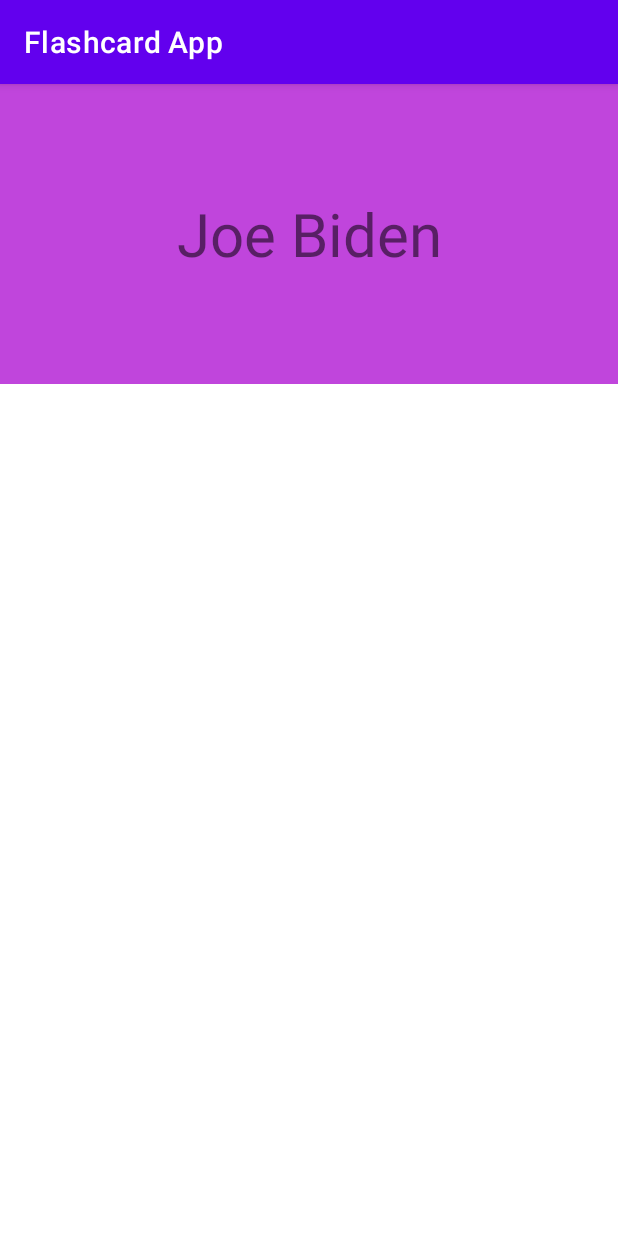
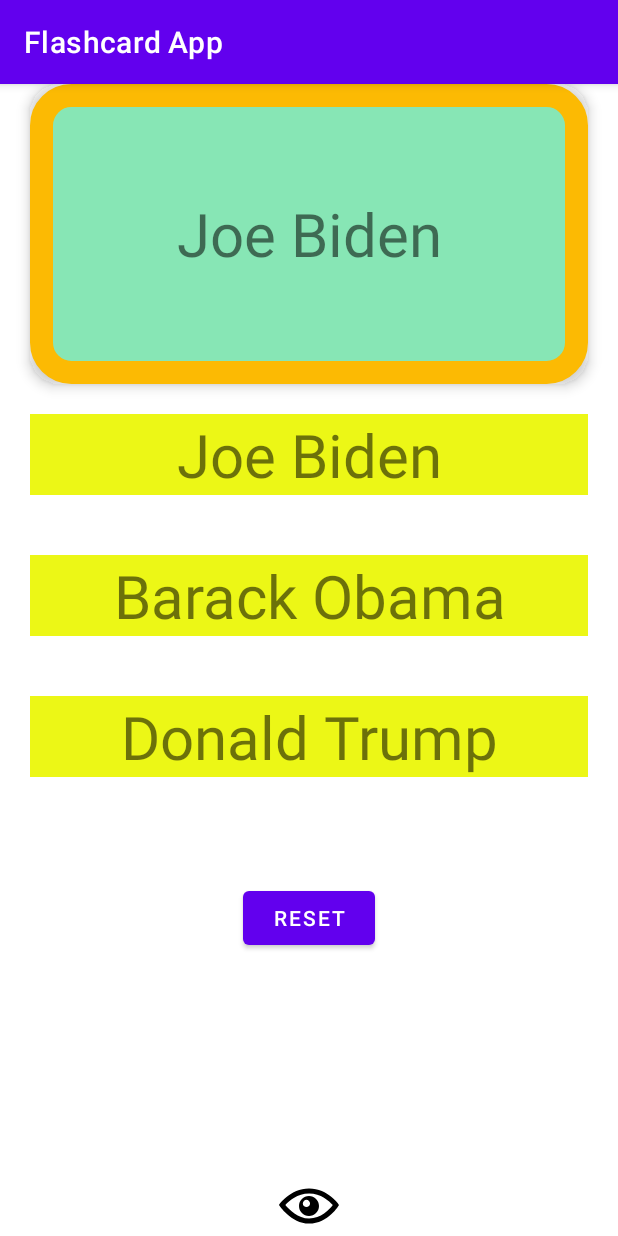
Before and after one commit to collindang88/FlashcardApp, an Android app: the screen it shows after launch (MainActivity), after a tap on "Who is the president of the United State", on a phone screen of 412 x 824 dp. Run offline under Robolectric (Android 15) with nearby library versions, the phone set to English and light mode, and no system bars.

Commit message:
finished extra credit

```diff
--- a/app/src/main/java/com/example/flashcardapp/MainActivity.java
+++ b/app/src/main/java/com/example/flashcardapp/MainActivity.java
@@ -4,6 +4,9 @@
 
 import android.os.Bundle;
 import android.view.View;
+import android.widget.Button;
+import android.widget.ImageView;
+import android.widget.TextView;
 
 public class MainActivity extends AppCompatActivity {
 
@@ -12,14 +15,91 @@
         super.onCreate(savedInstanceState);
         setContentView(R.layout.activity_main);
 
+        TextView flashcard = findViewById(R.id.flashcard_question);
+        TextView answer1 = findViewById(R.id.answer1);
+        TextView answer2 = findViewById(R.id.answer2);
+        TextView answer3 = findViewById(R.id.answer3);
+        ImageView eyeToggle = findViewById(R.id.eyeToggle);
+        Button resetButton = findViewById(R.id.resetButton);
+
+        final boolean[] showAnswers = {true};
+        final boolean[] flipped = {false};
+
+        answer1.setOnClickListener(new View.OnClickListener() {
+            @Override
+            public void onClick(View v) {
+                answer1.setBackgroundColor(getResources().getColor(R.color.green, null));
+            }
+        });
+        answer2.setOnClickListener(new View.OnClickListener() {
+            @Override
+            public void onClick(View v) {
+                answer1.setBackgroundColor(getResources().getColor(R.color.green, null));
+                answer2.setBackgroundColor(getResources().getColor(R.color.red, null));
+            }
+        });
+        answer3.setOnClickListener(new View.OnClickListener() {
+            @Override
+            public void onClick(View v) {
+                answer1.setBackgroundColor(getResources().getColor(R.color.green, null));
+                answer3.setBackgroundColor(getResources().getColor(R.color.red, null));
+            }
+        });
+
+        resetButton.setOnClickListener(new View.OnClickListener() {
+            @Override
+            public void onClick(View v) {
+                answer1.setBackgroundColor(getResources().getColor(R.color.yellow, null));
+                answer2.setBackgroundColor(getResources().getColor(R.color.yellow, null));
+                answer3.setBackgroundColor(getResources().getColor(R.color.yellow, null));
+                flashcard.setText("Who is the president of the United States?");
+                flipped[0] = false;
+            }
+        });
+
+        eyeToggle.setOnClickListener(new View.OnClickListener() {
+            @Override
+            public void onClick(View v) {
+
+                if (showAnswers[0]) {
+                    showAnswers[0] = false;
+                    // hide em all and switch to close eye
+                    answer1.setVisibility(View.INVISIBLE);
+                    answer2.setVisibility(View.INVISIBLE);
+                    answer3.setVisibility(View.INVISIBLE);
+                    eyeToggle.setImageResource(R.drawable.closeeye);
+
+                } else {
+                    showAnswers[0] = true;
+                    // show em all and switch to open eye
+                    answer1.setVisibility(View.VISIBLE);
+                    answer2.setVisibility(View.VISIBLE);
+                    answer3.setVisibility(View.VISIBLE);
+                    eyeToggle.setImageResource(R.drawable.openeye);
+                }
+            }
+        });
+
+
+
+
+
         findViewById(R.id.flashcard_question).setOnClickListener(new View.OnClickListener() {
             @Override
             public void onClick(View v) {
-                findViewById(R.id.flashcard_answer).setVisibility(View.VISIBLE);
-                findViewById(R.id.flashcard_question).setVisibility(View.INVISIBLE);
+                // findViewById(R.id.flashcard_answer).setVisibility(View.VISIBLE);
+                // findViewById(R.id.flashcard_question).setVisibility(View.INVISIBLE);
+                if (!flipped[0]) {
+                    flashcard.setText("Joe Biden");
+                    flipped[0] = true;
+                } else {
+                    flashcard.setText("Who is the president of the United States?");
+                    flipped[0] = false;
+                }
             }
         });
 
+        /*
         findViewById(R.id.flashcard_answer).setOnClickListener(new View.OnClickListener() {
             @Override
             public void onClick(View v) {
@@ -27,5 +107,6 @@
                 findViewById(R.id.flashcard_question).setVisibility(View.VISIBLE);
             }
         });
+        */
     }
 }
--- /dev/null
+++ b/app/src/main/res/drawable/card_background.xml
@@ -0,0 +1,10 @@
+<?xml version="1.0" encoding="utf-8"?>
+<shape xmlns:android="http://schemas.android.com/apk/res/android"
+    android:shape="rectangle">
+    <corners android:radius="10dp" />
+    <stroke android:color="#000000" android:width="6dp" />
+    <solid android:color="#ffffff" />
+    <corners android:radius="20dp" />
+    <stroke android:color="#fcba03" android:width="15dp" />
+    <solid android:color="#87e6b5" />
+</shape>
--- /dev/null
+++ b/app/src/main/res/drawable/closeeye.xml
@@ -0,0 +1,9 @@
+<vector xmlns:android="http://schemas.android.com/apk/res/android"
+    android:width="24dp"
+    android:height="24dp"
+    android:viewportWidth="24"
+    android:viewportHeight="24">
+  <path
+      android:fillColor="#FF000000"
+      android:pathData="M19.604,2.562l-3.346,3.137c-1.27,-0.428 -2.686,-0.699 -4.243,-0.699 -7.569,0 -12.015,6.551 -12.015,6.551s1.928,2.951 5.146,5.138l-2.911,2.909 1.414,1.414 17.37,-17.035 -1.415,-1.415zM13.588,8.341c-3.288,-1.453 -6.681,1.908 -5.265,5.206l-1.726,1.707c-1.814,-1.16 -3.225,-2.65 -4.06,-3.66 1.493,-1.648 4.817,-4.594 9.478,-4.594 0.927,0 1.796,0.119 2.61,0.315l-1.037,1.026zM10.705,15.772l5.09,-4.993c1.017,3.111 -2.003,6.067 -5.09,4.993zM24,11.551s-4.252,7.449 -11.985,7.449c-1.379,0 -2.662,-0.291 -3.851,-0.737l1.614,-1.583c0.715,0.193 1.458,0.32 2.237,0.32 4.791,0 8.104,-3.527 9.504,-5.364 -0.729,-0.822 -1.956,-1.99 -3.587,-2.952l1.489,-1.46c2.982,1.9 4.579,4.327 4.579,4.327z"/>
+</vector>
--- /dev/null
+++ b/app/src/main/res/drawable/openeye.xml
@@ -0,0 +1,9 @@
+<vector xmlns:android="http://schemas.android.com/apk/res/android"
+    android:width="24dp"
+    android:height="24dp"
+    android:viewportWidth="24"
+    android:viewportHeight="24">
+  <path
+      android:fillColor="#FF000000"
+      android:pathData="M12.015,7c4.751,0 8.063,3.012 9.504,4.636 -1.401,1.837 -4.713,5.364 -9.504,5.364 -4.42,0 -7.93,-3.536 -9.478,-5.407 1.493,-1.647 4.817,-4.593 9.478,-4.593zM12.015,5c-7.569,0 -12.015,6.551 -12.015,6.551s4.835,7.449 12.015,7.449c7.733,0 11.985,-7.449 11.985,-7.449s-4.291,-6.551 -11.985,-6.551zM12,8c-2.21,0 -4,1.791 -4,4s1.79,4 4,4c2.209,0 4,-1.791 4,-4s-1.791,-4 -4,-4zM11.996,11.999c-0.564,0.564 -1.479,0.564 -2.044,0s-0.565,-1.48 0,-2.044c0.564,-0.564 1.479,-0.564 2.044,0s0.565,1.479 0,2.044z"/>
+</vector>
--- a/app/src/main/res/layout/activity_main.xml
+++ b/app/src/main/res/layout/activity_main.xml
@@ -10,11 +10,15 @@
         android:id="@+id/flashcard_question"
         android:layout_width="match_parent"
         android:layout_height="200dp"
-        android:background="#32ECC1"
+        android:layout_marginLeft="20dp"
+        android:layout_marginRight="20dp"
+        android:background="@drawable/card_background"
         android:gravity="center"
+        android:elevation="5dp"
         android:text="Who is the president of the United States?"
         android:textSize="40sp" />
 
+    <!--
     <TextView
         android:id="@+id/flashcard_answer"
         android:layout_width="match_parent"
@@ -24,4 +28,65 @@
         android:text="Joe Biden"
         android:textSize="40sp"
         android:visibility="invisible" />
+    -->
+
+    <TextView
+        android:id="@+id/answer1"
+        android:layout_width="match_parent"
+        android:layout_height="wrap_content"
+        android:layout_below="@id/flashcard_question"
+        android:layout_marginLeft="20dp"
+        android:layout_marginTop="20dp"
+        android:layout_marginRight="20dp"
+        android:layout_marginBottom="20dp"
+        android:background="#ecf716"
+        android:gravity="center"
+        android:text="Joe Biden"
+        android:textSize="40sp" />
+
+    <TextView
+        android:id="@+id/answer2"
+        android:layout_width="match_parent"
+        android:layout_height="wrap_content"
+        android:layout_below="@id/answer1"
+        android:layout_marginLeft="20dp"
+        android:layout_marginTop="20dp"
+        android:layout_marginRight="20dp"
+        android:layout_marginBottom="20dp"
+        android:background="#ecf716"
+        android:gravity="center"
+        android:text="Barack Obama"
+        android:textSize="40sp" />
+
+    <TextView
+        android:id="@+id/answer3"
+        android:layout_width="match_parent"
+        android:layout_height="wrap_content"
+        android:layout_below="@id/answer2"
+        android:layout_marginLeft="20dp"
+        android:layout_marginTop="20dp"
+        android:layout_marginRight="20dp"
+        android:layout_marginBottom="20dp"
+        android:background="#ecf716"
+        android:gravity="center"
+        android:text="Donald Trump"
+        android:textSize="40sp" />
+
+    <ImageView
+        android:id="@+id/eyeToggle"
+        android:layout_width="40dp"
+        android:layout_height="40dp"
+        android:layout_alignParentBottom="true"
+        android:layout_centerHorizontal="true"
+        android:src="@drawable/openeye" />
+
+    <Button
+        android:id="@+id/resetButton"
+        android:layout_width="wrap_content"
+        android:layout_height="wrap_content"
+        android:layout_below="@id/answer3"
+        android:gravity="center"
+        android:layout_marginTop="50dp"
+        android:layout_centerInParent="true"
+        android:text="Reset" />
 </RelativeLayout>
--- a/app/src/main/res/values/colors.xml
+++ b/app/src/main/res/values/colors.xml
@@ -7,4 +7,7 @@
     <color name="teal_700">#FF018786</color>
     <color name="black">#FF000000</color>
     <color name="white">#FFFFFFFF</color>
+    <color name="green">#49f585</color>
+    <color name="red">#f24444</color>
+    <color name="yellow">#ecf716</color>
 </resources>
```
